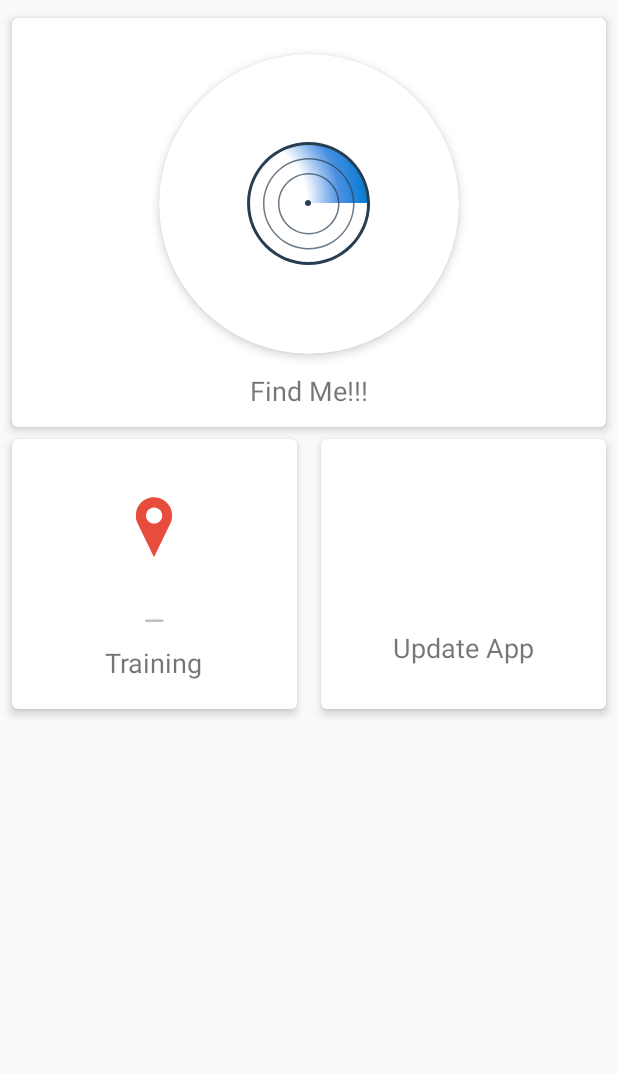
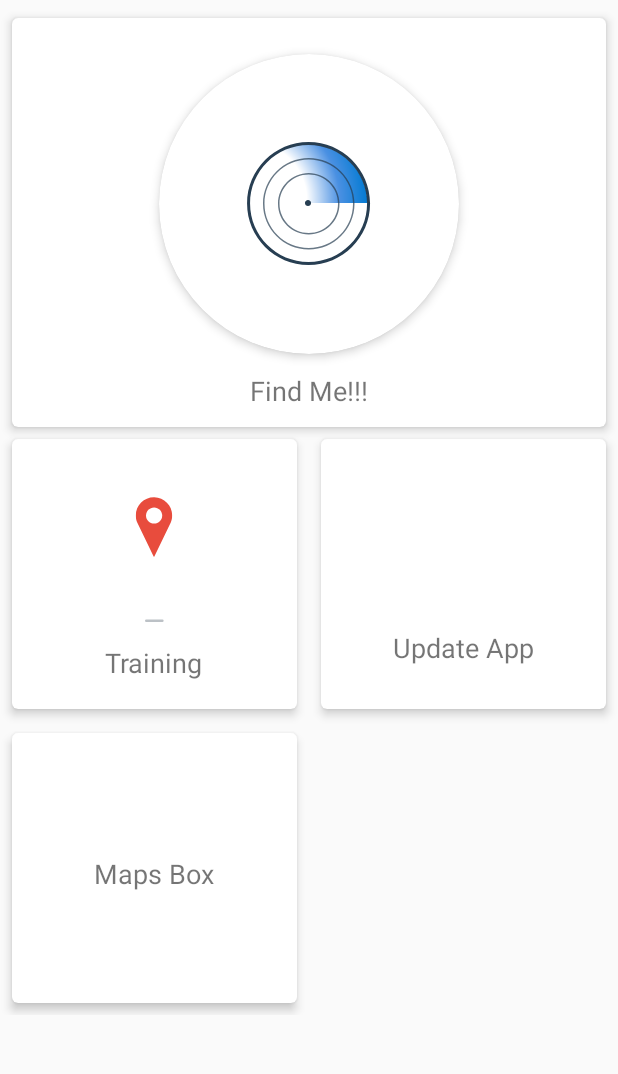
Before and after one commit to marde12345/komberT1, an Android app: the screen it shows after launch (StartingScreen), on a phone screen of 412 x 824 dp, the part 109-1183 px from its top. Run offline under Robolectric (Android 15) with nearby library versions, the phone set to English and light mode, and no system bars; libraries missing offline, so code that uses them is left out: cn.pedant.

Commit message:
Add MapsBox Lib

```diff
--- a/android-client/app/build.gradle
+++ b/android-client/app/build.gradle
@@ -33,4 +33,7 @@ dependencies {
 
     implementation 'com.google.code.gson:gson:2.3'
     implementation 'com.airbnb.android:lottie:3.1.0'
+
+//    MAPSBOX
+    implementation 'com.mapbox.mapboxsdk:mapbox-android-sdk:8.4.0'
 }
--- a/android-client/app/src/main/java/com/example/indoorpositioning/Activity/StartingScreen.java
+++ b/android-client/app/src/main/java/com/example/indoorpositioning/Activity/StartingScreen.java
@@ -3,16 +3,16 @@ package com.example.indoorpositioning.Activity;
 import android.content.Intent;
 import android.os.Bundle;
 import android.view.View;
-import android.widget.Button;
 
 import com.example.indoorpositioning.BaseActivity;
 import com.example.indoorpositioning.FetchData;
+import com.example.indoorpositioning.IndoorMapsActivity;
 import com.example.indoorpositioning.R;
 
 import androidx.cardview.widget.CardView;
 
 public class StartingScreen extends BaseActivity implements View.OnClickListener {
-    private CardView cvLocate, cvSubLocate, cvTrain, cvSync;
+    private CardView cvLocate, cvSubLocate, cvTrain, cvSync, cvMapsBox;
 
     @Override
     protected void onCreate(Bundle savedInstanceState) {
@@ -25,11 +25,13 @@ public class StartingScreen extends BaseActivity implements View.OnClickListener
         cvTrain = findViewById(R.id.cvTrain);
         cvSync = findViewById(R.id.cvSync);
         cvSubLocate = findViewById(R.id.cvSubLocate);
+        cvMapsBox = findViewById(R.id.cvMapsBox);
 
         cvLocate.setOnClickListener(this);
         cvTrain.setOnClickListener(this);
         cvSync.setOnClickListener(this);
         cvSubLocate.setOnClickListener(this);
+        cvMapsBox.setOnClickListener(this);
 
     }
 
@@ -45,6 +47,8 @@ public class StartingScreen extends BaseActivity implements View.OnClickListener
             case R.id.cvSync:
                 new FetchData(this).execute();
                 break;
+            case R.id.cvMapsBox:
+                startActivity(new Intent(StartingScreen.this, IndoorMapsActivity.class));
             default:
                 break;
 
--- a/android-client/app/src/main/java/com/example/indoorpositioning/FetchData.java
+++ b/android-client/app/src/main/java/com/example/indoorpositioning/FetchData.java
@@ -1,13 +1,9 @@
 package com.example.indoorpositioning;
 
-
-import android.app.Activity;
 import android.content.Context;
 import android.graphics.Color;
 import android.os.AsyncTask;
 import android.util.Log;
-import android.widget.ProgressBar;
-import android.widget.Toast;
 
 import com.example.indoorpositioning.Config.Config;
 import com.example.indoorpositioning.Helper.DatabaseHelper;
--- a/android-client/app/src/main/java/com/example/indoorpositioning/Helper/DatabaseHelper.java
+++ b/android-client/app/src/main/java/com/example/indoorpositioning/Helper/DatabaseHelper.java
@@ -10,7 +10,6 @@ import android.database.Cursor;
 import android.database.sqlite.SQLiteOpenHelper;
 import android.database.sqlite.SQLiteDatabase;
 import android.util.Log;
-import android.widget.Toast;
 
 import com.example.indoorpositioning.PositionData;
 import com.example.indoorpositioning.Model.Router;
--- a/android-client/app/src/main/java/com/example/indoorpositioning/PositionData.java
+++ b/android-client/app/src/main/java/com/example/indoorpositioning/PositionData.java
@@ -1,5 +1,4 @@
 package com.example.indoorpositioning;
-
 
 import com.example.indoorpositioning.Model.Router;
 
--- a/android-client/app/src/main/java/com/example/indoorpositioning/Submit.java
+++ b/android-client/app/src/main/java/com/example/indoorpositioning/Submit.java
@@ -2,7 +2,6 @@ package com.example.indoorpositioning;
 
 
 import android.content.Context;
-import android.graphics.Color;
 import android.net.wifi.WifiInfo;
 import android.net.wifi.WifiManager;
 import android.os.AsyncTask;
--- a/android-client/app/src/main/res/layout/starting_screen.xml
+++ b/android-client/app/src/main/res/layout/starting_screen.xml
@@ -206,6 +206,38 @@
 
         </androidx.cardview.widget.CardView>
 
+        <androidx.cardview.widget.CardView
+            android:id="@+id/cvMapsBox"
+            android:layout_width="0dp"
+            android:layout_height="180dp"
+            android:layout_marginLeft="8dp"
+            android:layout_marginTop="8dp"
+            android:layout_marginRight="8dp"
+            android:layout_marginBottom="8dp"
+            android:layout_weight="1"
+            android:clickable="true"
+            android:foreground="?android:attr/selectableItemBackground"
+            app:cardCornerRadius="4dp"
+            app:cardElevation="4dp"
+            app:layout_columnWeight="1">
+
+            <LinearLayout
+                android:layout_width="match_parent"
+                android:layout_height="match_parent"
+                android:gravity="center"
+                android:orientation="vertical">
+
+                <TextView
+                    android:layout_width="wrap_content"
+                    android:layout_height="wrap_content"
+                    android:layout_marginTop="8dp"
+                    android:text="@string/mapsbox"
+                    android:textSize="18sp" />
+
+            </LinearLayout>
+
+        </androidx.cardview.widget.CardView>
+
     </androidx.gridlayout.widget.GridLayout>
 
 </androidx.constraintlayout.widget.ConstraintLayout>
--- a/android-client/app/src/main/res/values/strings.xml
+++ b/android-client/app/src/main/res/values/strings.xml
@@ -12,6 +12,7 @@
     <string name="training">Training</string>
     <string name="locate">Find Me!!!</string>
     <string name="update">Update App</string>
+    <string name="mapsbox">Maps Box</string>
 
 
     <string name="warning">Warning</string>
--- a/android-client/build.gradle
+++ b/android-client/build.gradle
@@ -7,6 +7,7 @@ buildscript {
             name 'Google'
         }
         google()
+        mavenCentral()
     }
     dependencies {
         classpath 'com.android.tools.build:gradle:3.3.0'
@@ -21,5 +22,6 @@ allprojects {
             url 'https://maven.google.com/'
             name 'Google'
         }
+        mavenCentral()
     }
 }
```
Also changed, not shown: android-client/app/src/main/AndroidManifest.xml (+19 -22 lines), android-client/app/src/main/java/com/example/indoorpositioning/IndoorMapsActivity.java (added, +91 -0 lines), android-client/app/src/main/res/layout/activity_indoor_maps.xml (added, +14 -0 lines).
